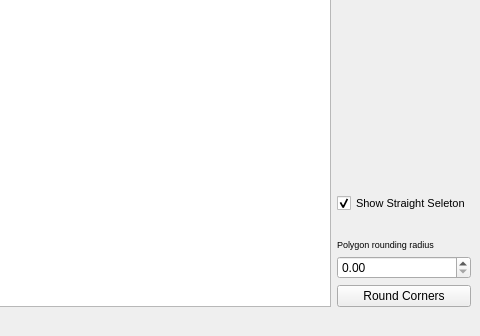
The window that ui/pathfinder.ui (asl-beachbot/pathmaker) describes before a commit, drawn with Qt 5; both pictures show x 407 to 887 and y 305 to 641 of the 887 by 641 pixel window.
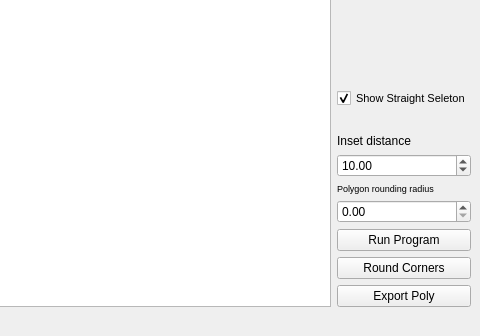
The same window after the commit.

Commit message: added export feature

What changed in the file:
```diff
--- a/ui/pathfinder.ui
+++ b/ui/pathfinder.ui
@@ -81,6 +81,20 @@
             </property>
            </spacer>
           </item>
+          <item>
+           <widget class="QLabel" name="label_2">
+            <property name="text">
+             <string>Inset distance</string>
+            </property>
+           </widget>
+          </item>
+          <item>
+           <widget class="QDoubleSpinBox" name="insetDistanceSpinbox">
+            <property name="value">
+             <double>10.000000000000000</double>
+            </property>
+           </widget>
+          </item>
           <item>
            <widget class="QLabel" name="label">
             <property name="font">
@@ -96,15 +110,29 @@
           <item>
            <widget class="QDoubleSpinBox" name="doubleSpinBox"/>
           </item>
+          <item>
+           <widget class="QPushButton" name="pushButton">
+            <property name="text">
+             <string>Run Program</string>
+            </property>
+           </widget>
+          </item>
          </layout>
         </item>
         <item>
-         <widget class="QPushButton" name="pushButton">
+         <widget class="QPushButton" name="roundCornersButton">
           <property name="text">
            <string>Round Corners</string>
           </property>
          </widget>
         </item>
+        <item>
+         <widget class="QPushButton" name="exportButton">
+          <property name="text">
+           <string>Export Poly</string>
+          </property>
+         </widget>
+        </item>
        </layout>
       </item>
      </layout>
```
The commit also changes 5 other files.
